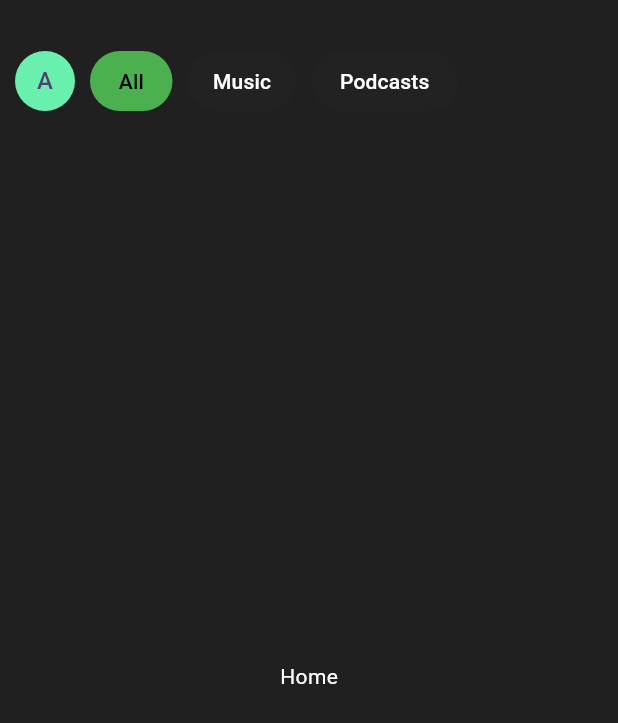
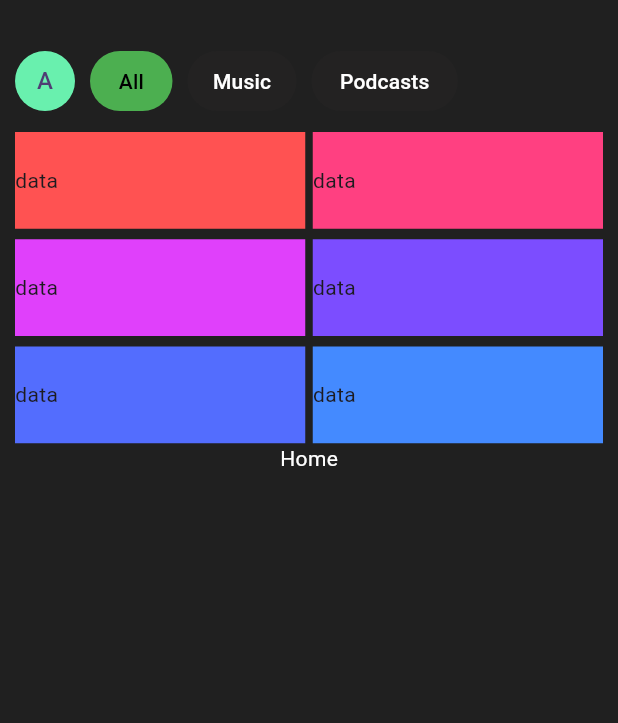
Before and after one commit to AMAN-KANHIKOTH/spotify_clone, a Flutter app: the ScreenHome screen opened directly, on a phone screen of 412 x 824 dp. Shown: the top 723 px of the screen. Run offline on Flutter 3.47's test engine with Material 3 defaults, Android fonts, the phone set to English and light mode, and no system bars; our stand-ins replace dartz, flutter_bloc, freezed_annotation, get_it, injectable; network calls fail.

```diff
--- a/lib/presentation/home/screen_home.dart
+++ b/lib/presentation/home/screen_home.dart
@@ -9,11 +9,38 @@ class ScreenHome extends StatelessWidget {
     final Size size = MediaQuery.of(context).size;
     return Scaffold(
       appBar: PreferredSize(preferredSize: size, child: AppBarWidget()),
-      body: const Center(
-          child: Text(
-        'Home',
-        style: TextStyle(color: Colors.white),
-      )),
+      body: Column(children: [
+        GridView.count(
+          crossAxisCount: 2,
+          shrinkWrap: true,
+          padding: const EdgeInsets.only(
+            left: 10,
+            right: 10,
+            top: 10,
+          ),
+          childAspectRatio: 3,
+          mainAxisSpacing: 7,
+          crossAxisSpacing: 5,
+          children: List.generate(
+            6,
+            (index) => Container(
+              width: double.infinity,
+              color: Colors.accents[index],
+              child: Row(
+                children: [
+                  //Image.network(),
+                  Text('data'),
+                ],
+              ),
+            ),
+          ),
+        ),
+        const Center(
+            child: Text(
+          'Home',
+          style: TextStyle(color: Colors.white),
+        )),
+      ]),
     );
   }
 }
--- a/lib/presentation/main_page/main_page.dart
+++ b/lib/presentation/main_page/main_page.dart
@@ -7,10 +7,11 @@ import 'package:spotify_clone/presentation/home/screen_home.dart';
 import 'package:spotify_clone/presentation/main_page/widgets/bottom_navigation_bar_widget.dart';
 import 'package:spotify_clone/presentation/main_page/widgets/screen_splash.dart';
 import 'package:spotify_clone/presentation/search/screen_search.dart';
+import 'package:spotify_clone/presentation/your_library/your_library.dart';
 
 class MainPage extends StatelessWidget {
   MainPage({super.key});
-  final pages = [ScreenHome(), ScreenSearch()];
+  final pages = [ScreenHome(), ScreenSearch(), ScreenYourLibrary()];
   @override
   Widget build(BuildContext context) {
     WidgetsBinding.instance.addPostFrameCallback((_) {
```
